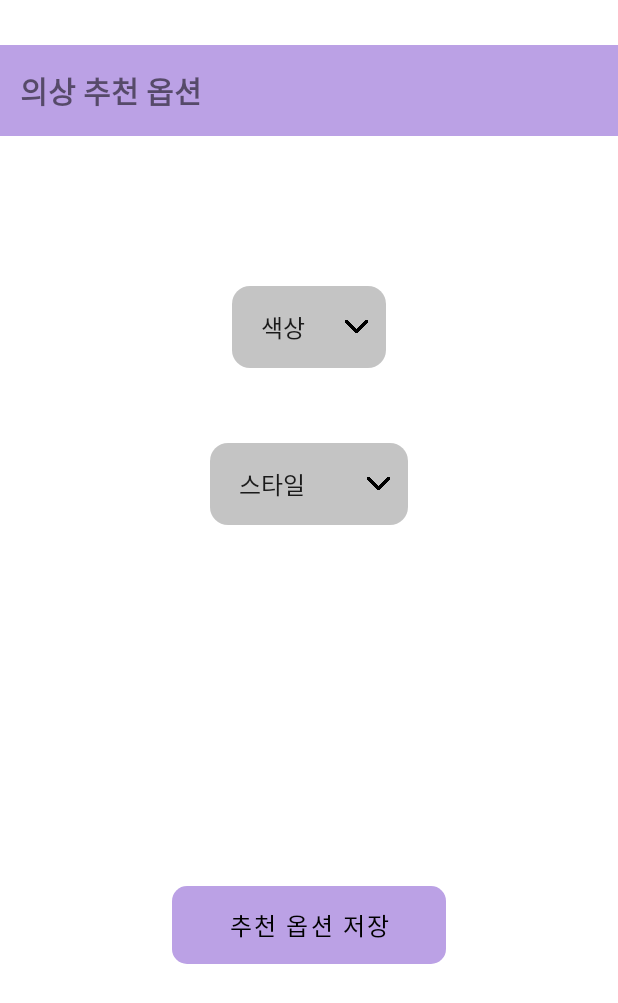
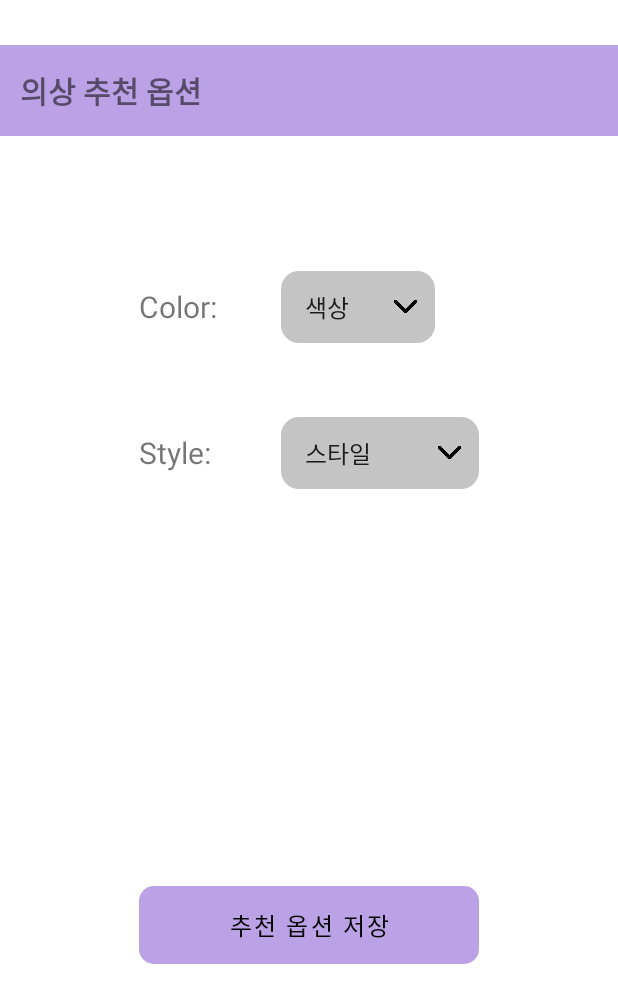
Before and after one commit to amykim928/GraduationProject, an Android app: the SpinnerActivity screen opened directly, with no data from a screen before it, on a phone screen of 412 x 824 dp. Shown: the top 1003 px of the screen. Run offline under Robolectric (Android 15) with nearby library versions, the phone set to English and light mode, and no system bars.

Commit message:
Modify xml files (main, closet, spinner screen)

```diff
--- a/app/src/main/res/layout/activity_main.xml
+++ b/app/src/main/res/layout/activity_main.xml
@@ -37,7 +37,7 @@
         android:id="@+id/temp"
         android:layout_width="wrap_content"
         android:layout_height="wrap_content"
-        android:text="임시"
+        android:text="옵션"
         tools:layout_editor_absoluteX="158dp"
         tools:layout_editor_absoluteY="463dp" />
 
--- a/app/src/main/res/layout/activity_spinner.xml
+++ b/app/src/main/res/layout/activity_spinner.xml
@@ -20,27 +20,43 @@
         android:textStyle="bold"
         app:layout_constraintTop_toTopOf="parent" />
 
+    <TextView
+        android:id="@+id/textcolor"
+        android:layout_width="wrap_content"
+        android:layout_height="wrap_content"
+        android:layout_marginTop="100dp"
+        android:text="Color:"
+        android:textSize="20dp"
+        app:layout_constraintLeft_toLeftOf="@id/recommendBtn"
+        app:layout_constraintTop_toBottomOf="@id/header" />
+
     <Spinner
         android:id="@+id/colorSpinner"
         android:background="@drawable/spinner"
-        android:padding="3dp"
-        android:layout_marginTop="100dp"
         android:layout_width="wrap_content"
         android:layout_height="wrap_content"
-        app:layout_constraintLeft_toLeftOf="parent"
-        app:layout_constraintRight_toRightOf="parent"
-        app:layout_constraintTop_toBottomOf="@id/header"/>
+        app:layout_constraintLeft_toLeftOf="@id/styleSpinner"
+        app:layout_constraintTop_toTopOf="@id/textcolor"
+        app:layout_constraintBottom_toBottomOf="@id/textcolor"/>
+
+    <TextView
+        android:id="@+id/textstyle"
+        android:layout_width="wrap_content"
+        android:layout_height="wrap_content"
+        android:layout_marginTop="70dp"
+        android:text="Style:"
+        android:textSize="20dp"
+        app:layout_constraintLeft_toLeftOf="@id/recommendBtn"
+        app:layout_constraintTop_toBottomOf="@id/textcolor" />
 
     <Spinner
         android:id="@+id/styleSpinner"
         android:background="@drawable/spinner"
-        android:padding="3dp"
-        android:layout_marginTop="50dp"
         android:layout_width="wrap_content"
         android:layout_height="wrap_content"
-        app:layout_constraintLeft_toLeftOf="parent"
-        app:layout_constraintRight_toRightOf="parent"
-        app:layout_constraintTop_toBottomOf="@id/colorSpinner"/>
+        app:layout_constraintRight_toRightOf="@id/recommendBtn"
+        app:layout_constraintTop_toTopOf="@id/textstyle"
+        app:layout_constraintBottom_toBottomOf="@id/textstyle"/>
 
     <Button
         android:id="@+id/recommendBtn"
@@ -48,9 +64,9 @@
         android:layout_height="wrap_content"
         android:layout_marginTop="500dp"
         android:background="@drawable/round_rectangle"
-        android:paddingLeft="38dp"
+        android:paddingLeft="60dp"
         android:paddingTop="8dp"
-        android:paddingRight="38dp"
+        android:paddingRight="60dp"
         android:paddingBottom="8dp"
         android:text="추천 옵션 저장"
         android:textSize="16dp"
```
Also changed, not shown: app/src/main/res/layout/activity_closet.xml (+16 -0 lines).
